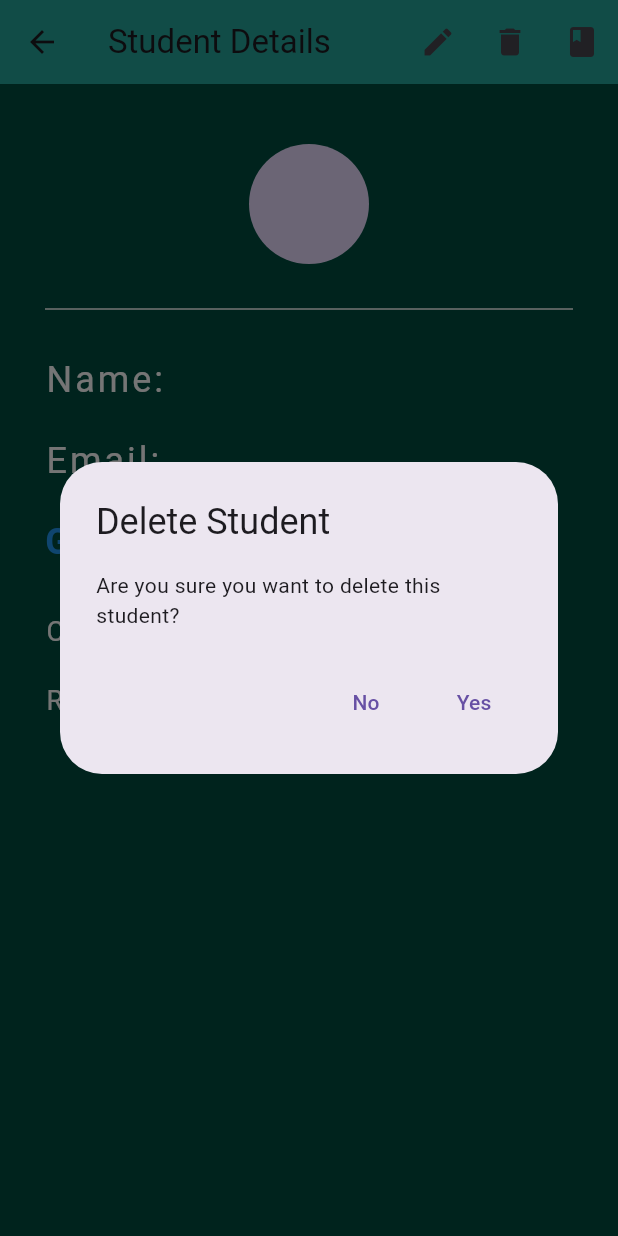
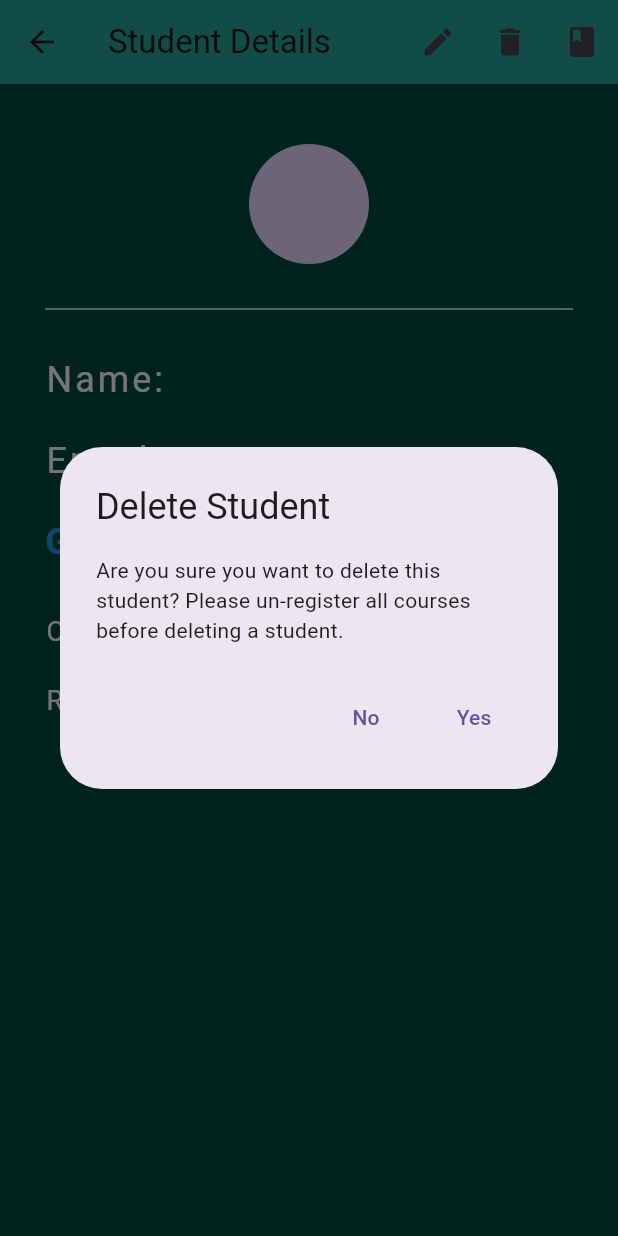
Before and after one commit to ElioAzzi12/elio_azzi_62030137_project_2, a Flutter app: the StudentDetailPage screen opened directly with empty values, after a tap on the "delete" icon, on a phone screen of 412 x 824 dp. Run offline on Flutter 3.47's test engine with Material 3 defaults, Android fonts, the light colour scheme and no system bars; network calls fail.

Commit message:
updated the register courses page and fixed it to function properly with the database. Also, added un-register all courses before deleting student message.

```diff
--- a/lib/student_details.dart
+++ b/lib/student_details.dart
@@ -47,7 +47,7 @@ class _StudentDetailPageState extends State<StudentDetailPage> {
       builder: (BuildContext context) {
         return AlertDialog(
           title: Text('Delete Student'),
-          content: Text('Are you sure you want to delete this student?'),
+          content: Text('Are you sure you want to delete this student? Please un-register all courses before deleting a student.'),
           actions: <Widget>[
             TextButton(
               onPressed: () => Navigator.of(context).pop(false),
@@ -224,7 +224,7 @@ class _StudentDetailPageState extends State<StudentDetailPage> {
               ...widget.student.courses.map((course) => Padding(
                 padding: EdgeInsets.only(top: 8.0),
                 child: Text(
-                  '${course.name} - ${course.creditHours} Hours',
+                  '${course.name} - ${course.creditHours} Credits',
                   style: TextStyle(
                     color: Colors.red[300],
                     fontSize: 18,
@@ -239,7 +239,7 @@ class _StudentDetailPageState extends State<StudentDetailPage> {
                     onPressed: _saveChanges,
                     child: Text('Save Changes', style: TextStyle(color: Colors.white)),
                     style: ElevatedButton.styleFrom(
-                      primary: Colors.teal[400],
+                      backgroundColor: Colors.teal[400],
                     ),
                   ),
                 ),
```
Also changed, not shown: lib/register_courses_page.dart (+9 -5 lines).
